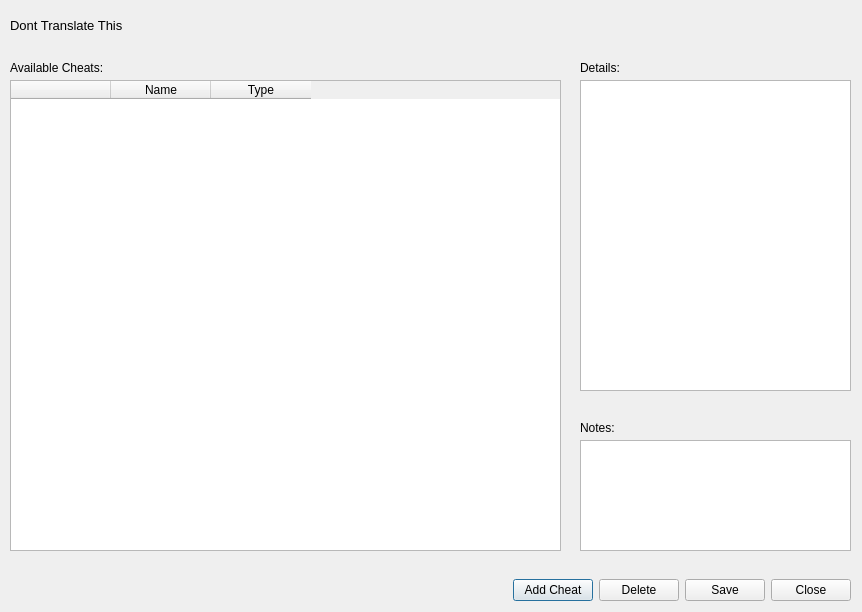
Before: the Qt Designer form src/citra_qt/cheat_gui.ui in grimtnt/citra, drawn with Qt 5.
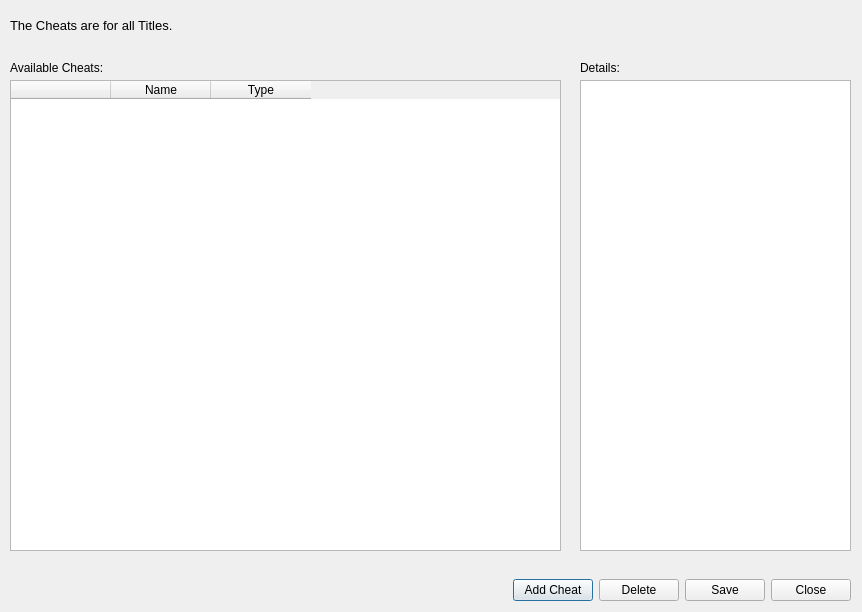
After: the same form once the commit is applied.

Commit message: citra-qt/cheat_gui: remove Notes

Patch:
```diff
--- a/src/citra_qt/cheat_gui.ui
+++ b/src/citra_qt/cheat_gui.ui
@@ -34,7 +34,7 @@
         </font>
       </property>
       <property name="text">
-        <string>Dont Translate This</string>
+        <string>The Cheats are for all Titles.</string>
       </property>
     </widget>
     <widget class="QWidget" name="horizontalLayoutWidget">
@@ -152,41 +152,13 @@
         <string>Available Cheats:</string>
       </property>
     </widget>
-    <widget class="QWidget" name="verticalLayoutWidget_2">
-      <property name="geometry">
-        <rect>
-          <x>580</x>
-          <y>440</y>
-          <width>271</width>
-          <height>111</height>
-        </rect>
-      </property>
-      <layout class="QVBoxLayout" name="verticalLayout_2">
-        <item>
-          <widget class="QPlainTextEdit" name="textNotes" />
-        </item>
-      </layout>
-    </widget>
-    <widget class="QLabel" name="labelNotes">
-      <property name="geometry">
-        <rect>
-          <x>580</x>
-          <y>420</y>
-          <width>111</width>
-          <height>16</height>
-        </rect>
-      </property>
-      <property name="text">
-        <string>Notes:</string>
-      </property>
-    </widget>
     <widget class="QWidget" name="verticalLayoutWidget_3">
       <property name="geometry">
         <rect>
           <x>580</x>
           <y>80</y>
           <width>271</width>
-          <height>311</height>
+          <height>471</height>
         </rect>
       </property>
       <layout class="QVBoxLayout" name="verticalLayout_3">
```
The commit also changes 2 other files.
